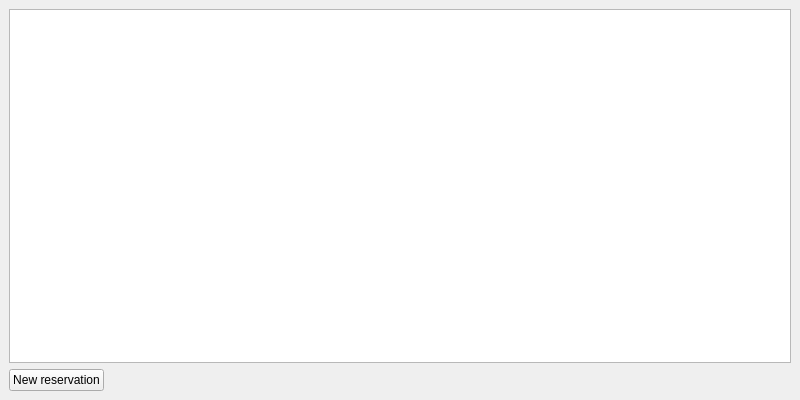
This is Resort/dwmaindeskhint.ui in End1-1/Resort as Qt 5 draws it before an edit. The edited form follows.
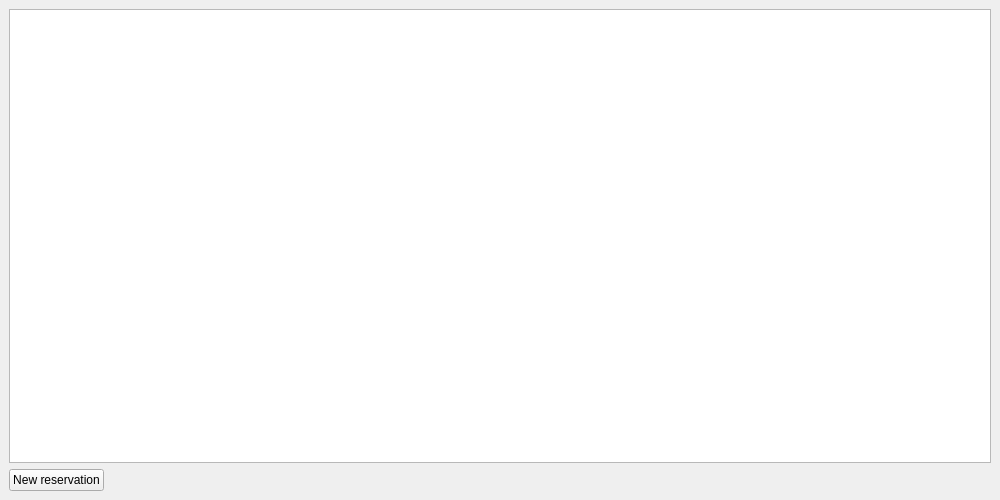
This is the edited form. Icons and pictures are not drawn. Custom widgets are drawn as their Qt base class.

What changed in the file:
```diff
--- a/Resort/dwmaindeskhint.ui
+++ b/Resort/dwmaindeskhint.ui
@@ -6,14 +6,14 @@
    <rect>
     <x>0</x>
     <y>0</y>
-    <width>800</width>
-    <height>400</height>
+    <width>1000</width>
+    <height>500</height>
    </rect>
   </property>
   <property name="minimumSize">
    <size>
-    <width>800</width>
-    <height>400</height>
+    <width>1000</width>
+    <height>500</height>
    </size>
   </property>
   <property name="windowIcon">
@@ -31,32 +31,7 @@
   </property>
   <widget class="QWidget" name="dockWidgetContents">
    <layout class="QGridLayout" name="gridLayout">
-    <item row="1" column="0" colspan="2">
-     <widget class="EQTableWidget" name="tblDockHint">
-      <property name="horizontalScrollBarPolicy">
-       <enum>Qt::ScrollBarAlwaysOff</enum>
-      </property>
-      <property name="editTriggers">
-       <set>QAbstractItemView::NoEditTriggers</set>
-      </property>
-      <property name="selectionMode">
-       <enum>QAbstractItemView::SingleSelection</enum>
-      </property>
-      <property name="selectionBehavior">
-       <enum>QAbstractItemView::SelectRows</enum>
-      </property>
-      <property name="wordWrap">
-       <bool>false</bool>
-      </property>
-      <attribute name="verticalHeaderVisible">
-       <bool>false</bool>
-      </attribute>
-      <attribute name="verticalHeaderDefaultSectionSize">
-       <number>25</number>
-      </attribute>
-     </widget>
-    </item>
-    <item row="2" column="0">
+    <item row="1" column="0">
      <widget class="QPushButton" name="btnCheckIn">
       <property name="text">
        <string>New reservation</string>
@@ -67,7 +42,7 @@
       </property>
      </widget>
     </item>
-    <item row="2" column="1">
+    <item row="1" column="1">
      <spacer name="horizontalSpacer">
       <property name="orientation">
        <enum>Qt::Horizontal</enum>
@@ -80,14 +55,30 @@
       </property>
      </spacer>
     </item>
+    <item row="0" column="0" colspan="2">
+     <widget class="TableView" name="tbl">
+      <property name="editTriggers">
+       <set>QAbstractItemView::NoEditTriggers</set>
+      </property>
+      <property name="selectionMode">
+       <enum>QAbstractItemView::NoSelection</enum>
+      </property>
+      <property name="wordWrap">
+       <bool>false</bool>
+      </property>
+      <attribute name="verticalHeaderDefaultSectionSize">
+       <number>26</number>
+      </attribute>
+     </widget>
+    </item>
    </layout>
   </widget>
  </widget>
  <customwidgets>
   <customwidget>
-   <class>EQTableWidget</class>
-   <extends>QTableWidget</extends>
-   <header location="global">eqtablewidget.h</header>
+   <class>TableView</class>
+   <extends>QTableView</extends>
+   <header location="global">tableview.h</header>
   </customwidget>
  </customwidgets>
  <resources>
```
